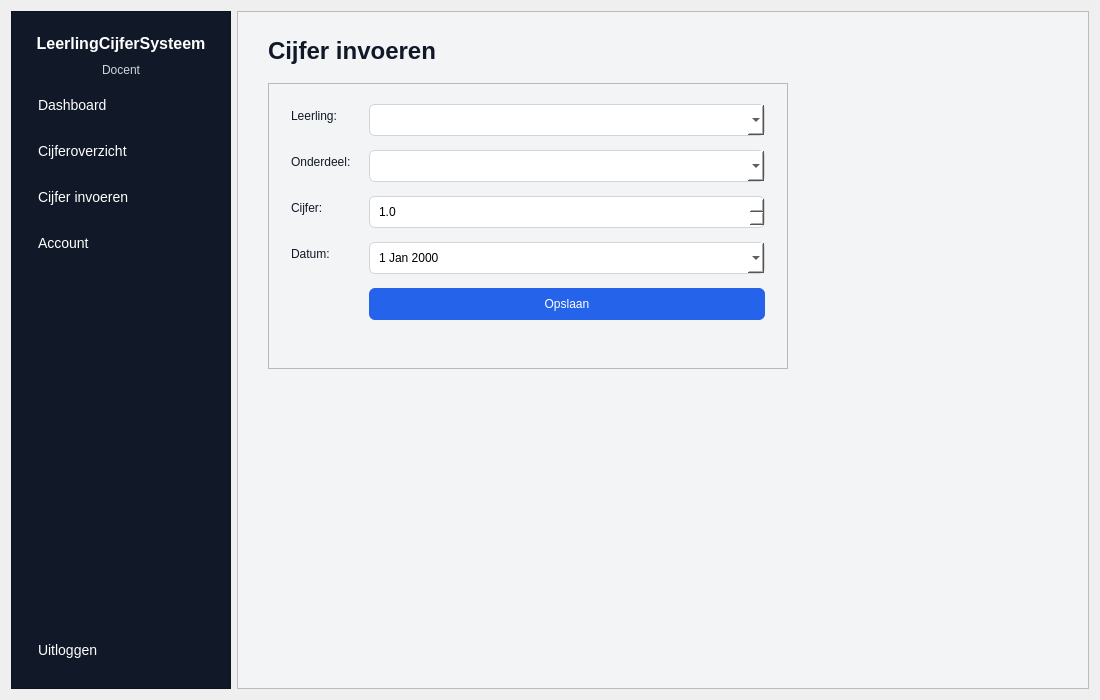
This is ui/dashboard_docent.ui in kmashhour/LCS_GUI as Qt 5 draws it before an edit. The edited form follows.
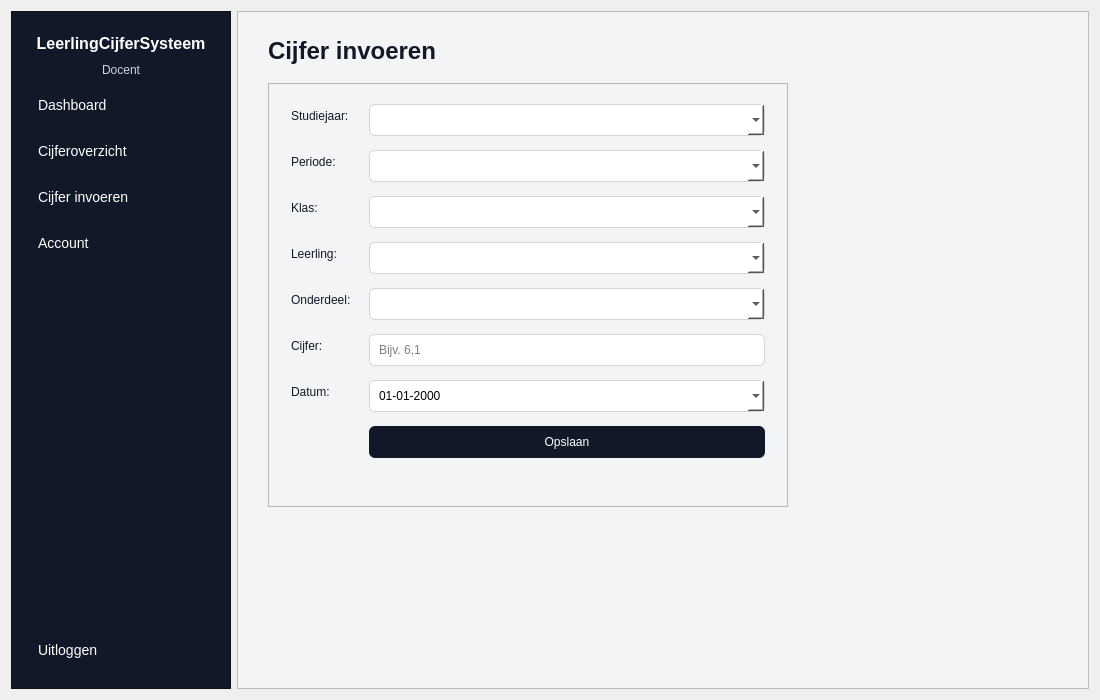
This is the edited form. The open tabs and pages were chosen to show the change.

What changed in the file:
```diff
--- a/ui/dashboard_docent.ui
+++ b/ui/dashboard_docent.ui
@@ -199,7 +199,6 @@
 }
 QLineEdit,
 QComboBox,
-QDoubleSpinBox,
 QDateEdit {
     background-color: white;
     border: 1px solid #d1d5db;
@@ -208,7 +207,7 @@
 }
 QPushButton#btn_cijfer_opslaan,
 QPushButton#btn_wachtwoord_wijzigen {
-    background-color: #2563eb;
+    background-color: #111827;
     color: white;
     padding: 9px;
     border: none;
@@ -1062,70 +1061,94 @@
               <number>14</number>
              </property>
              <item row="0" column="0">
-              <widget class="QLabel" name="lbl_invoer_leerling">
+              <widget class="QLabel" name="lbl_invoer_studiejaar">
                <property name="text">
-                <string>Leerling:</string>
+                <string>Studiejaar:</string>
                </property>
               </widget>
              </item>
              <item row="0" column="1">
-              <widget class="QComboBox" name="cmb_invoer_leerling"/>
+              <widget class="QComboBox" name="cmb_invoer_studiejaar"/>
              </item>
              <item row="1" column="0">
+              <widget class="QLabel" name="lbl_invoer_periode">
+               <property name="text">
+                <string>Periode:</string>
+               </property>
+              </widget>
+             </item>
+             <item row="1" column="1">
+              <widget class="QComboBox" name="cmb_invoer_periode"/>
+             </item>
+             <item row="2" column="0">
+              <widget class="QLabel" name="lbl_invoer_klas">
+               <property name="text">
+                <string>Klas:</string>
+               </property>
+              </widget>
+             </item>
+             <item row="2" column="1">
+              <widget class="QComboBox" name="cmb_invoer_klas"/>
+             </item>
+             <item row="3" column="0">
+              <widget class="QLabel" name="lbl_invoer_leerling">
+               <property name="text">
+                <string>Leerling:</string>
+               </property>
+              </widget>
+             </item>
+             <item row="3" column="1">
+              <widget class="QComboBox" name="cmb_invoer_leerling"/>
+             </item>
+             <item row="4" column="0">
               <widget class="QLabel" name="lbl_invoer_onderdeel">
                <property name="text">
                 <string>Onderdeel:</string>
                </property>
               </widget>
              </item>
-             <item row="1" column="1">
+             <item row="4" column="1">
               <widget class="QComboBox" name="cmb_invoer_onderdeel"/>
              </item>
-             <item row="2" column="0">
+             <item row="5" column="0">
               <widget class="QLabel" name="lbl_invoer_cijfer">
                <property name="text">
                 <string>Cijfer:</string>
                </property>
               </widget>
              </item>
-             <item row="2" column="1">
-              <widget class="QDoubleSpinBox" name="spin_invoer_cijfer">
-               <property name="decimals">
-                <number>1</number>
-               </property>
-               <property name="minimum">
-                <double>1.000000000000000</double>
-               </property>
-               <property name="maximum">
-                <double>10.000000000000000</double>
-               </property>
-               <property name="singleStep">
-                <double>0.100000000000000</double>
+             <item row="5" column="1">
+              <widget class="QLineEdit" name="txt_invoer_cijfer">
+               <property name="placeholderText">
+                <string>Bijv. 6,1</string>
                </property>
               </widget>
              </item>
-             <item row="3" column="0">
+             <item row="6" column="0">
               <widget class="QLabel" name="lbl_invoer_datum">
                <property name="text">
                 <string>Datum:</string>
                </property>
               </widget>
              </item>
-             <item row="3" column="1">
+             <item row="6" column="1">
               <widget class="QDateEdit" name="date_invoer_datum">
+               <property name="displayFormat">
+                <string>dd-MM-yyyy</string>
+               </property>
                <property name="calendarPopup">
                 <bool>true</bool>
                </property>
               </widget>
              </item>
-             <item row="4" column="1">
+             <item row="7" column="1">
               <widget class="QPushButton" name="btn_cijfer_opslaan">
                <property name="text">
                 <string>Opslaan</string>
                </property>
               </widget>
              </item>
-             <item row="5" column="1">
+             <item row="8" column="1">
               <widget class="QLabel" name="lbl_invoer_melding">
                <property name="styleSheet">
                 <string notr="true">color: #166534; font-size: 12px;</string>
```
Left out of the diff: 86 changed lines with no effect on the pictures.
